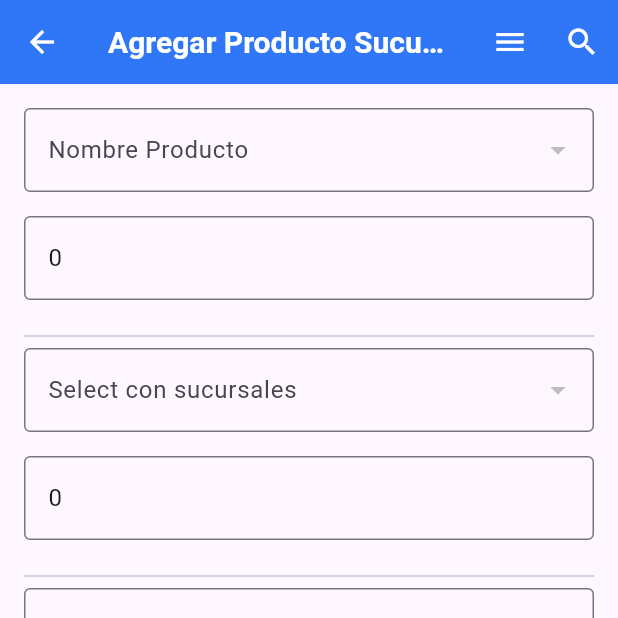
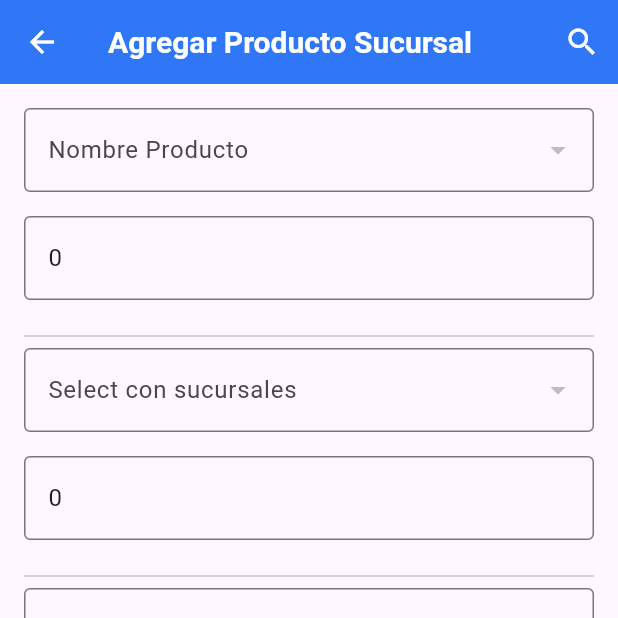
Before and after one commit to jcesarcr014/vende_facil_app, a Flutter app: the AgregarProductoSucursal screen opened by its route, on a phone screen of 412 x 824 dp, the top half of it. Run offline on Flutter 3.47's test engine with Material 3 defaults, Android fonts, the phone set to English and light mode, and no system bars; our stand-ins replace image_picker, internet_connection_checker, shared_preferences, sqflite; missing offline and left inert: mime_type, openpay_bbva, simple_barcode_scanner; accounts and stored records are empty.

Commit message:
Solucion de diseño

```diff
--- a/lib/screens/productos/agregar_producto_sucursal.dart
+++ b/lib/screens/productos/agregar_producto_sucursal.dart
@@ -164,6 +164,7 @@ class _AgregarProductoSucursalState extends State<AgregarProductoSucursal> {
       // Añade el producto a la lista de productos de la sucursal
       listaProductosSucursal.add(_productoSeleccionado!);
       Navigator.pushReplacementNamed(context, 'products-menu');
+      mostrarAlerta(context, 'Exitoso', 'Se agrego correctamente el producto a la sucursal.');
       return;
     }
 
@@ -177,6 +178,7 @@ class _AgregarProductoSucursalState extends State<AgregarProductoSucursal> {
     // Actualiza la lista de productos de la sucursal y navega a la pantalla de productos
     listaProductosSucursal.add(_productoSeleccionado!);
     Navigator.pushNamedAndRemoveUntil(context, 'products-menu', (route) => false);
+    mostrarAlerta(context, 'Exitoso', 'Se agrego correctamente el producto a la sucursal.');
   }
 
 
@@ -188,9 +190,6 @@ class _AgregarProductoSucursalState extends State<AgregarProductoSucursal> {
       appBar: AppBar(
         title: const Text('Agregar Producto Sucursal'),
         actions: [
-          IconButton(
-              onPressed: () => Navigator.pushReplacementNamed(context, 'menu'),
-              icon: const Icon(Icons.menu)),
           IconButton(
               onPressed: () =>
                   showSearch(context: context, delegate: Searchproductos()),
--- a/lib/screens/productos/eliminar_producto_sucursal.dart
+++ b/lib/screens/productos/eliminar_producto_sucursal.dart
@@ -98,9 +98,6 @@ class _EliminarProductoSucursalState extends State<EliminarProductoSucursal> {
       appBar: AppBar(
         title: const Text('Eliminar Producto Sucursal'),
         actions: [
-          IconButton(
-              onPressed: () => Navigator.pushReplacementNamed(context, 'menu'),
-              icon: const Icon(Icons.menu)),
           IconButton(
               onPressed: () =>
                   showSearch(context: context, delegate: Searchproductos()),
--- a/lib/screens/productos/inventario_sucursal.dart
+++ b/lib/screens/productos/inventario_sucursal.dart
@@ -81,9 +81,6 @@ class _InventoryPageState extends State<InventoryPage> {
       appBar: AppBar(
         title: const Text('INVENTARIOS'),
         actions: [
-          IconButton(
-              onPressed: () => Navigator.pushReplacementNamed(context, 'menu'),
-              icon: const Icon(Icons.menu)),
           IconButton(
               onPressed: () =>
                   showSearch(context: context, delegate: Searchproductos()),
--- a/lib/screens/productos/lista_productos.dart
+++ b/lib/screens/productos/lista_productos.dart
@@ -54,11 +54,6 @@ class _ProductosScreenState extends State<ProductosScreen> {
         appBar: AppBar(
           title: const Text('Productos'),
           actions: [
-            IconButton(
-                onPressed: () {
-                  Navigator.pushReplacementNamed(context, 'menu');
-                },
-                icon: const Icon(Icons.menu)),
             IconButton(
                 onPressed: () {
                   showSearch(context: context, delegate: Searchproductos());
```
